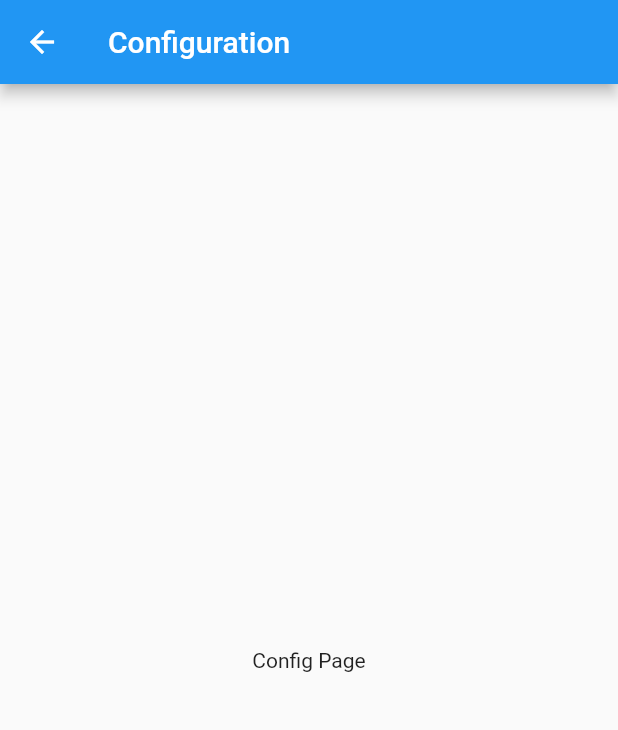
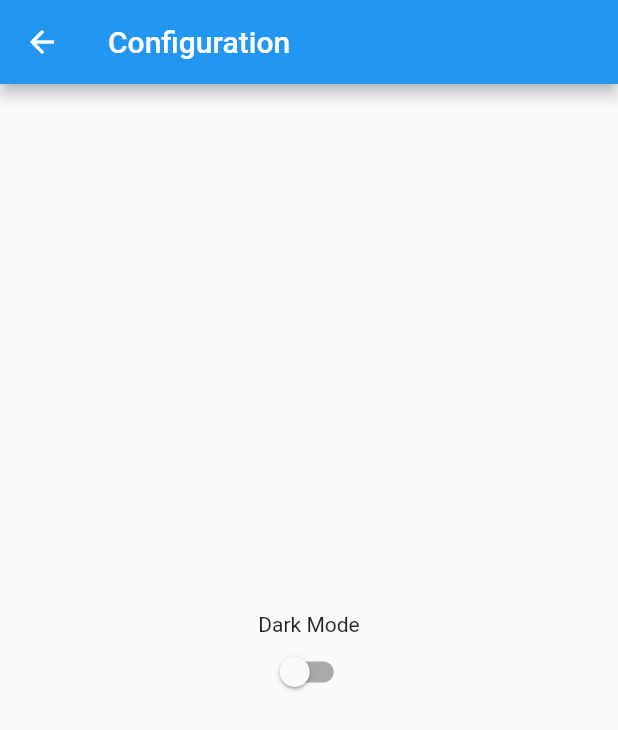
Before and after one commit to ra83205/simple-flutter-calculator, a Flutter app: the ConfigPage screen opened by its route, on a phone screen of 412 x 824 dp. Shown: the top 730 px of the screen. Run offline on Flutter 3.47's test engine with Material 2 defaults, Android fonts, the phone set to English and light mode, and no system bars; our stand-ins replace bloc, flutter_bloc.

Commit message:
Implemented dark theme for the application and added a toggle to the config page to switch between light and dark themes.

```diff
--- a/lib/config_page.dart
+++ b/lib/config_page.dart
@@ -1,7 +1,14 @@
 import 'package:flutter/material.dart';
 
 class ConfigPage extends StatelessWidget {
-  const ConfigPage({Key? key}) : super(key: key);
+  final bool isDarkMode;
+  final VoidCallback toggleTheme;
+
+  const ConfigPage({
+    Key? key,
+    required this.isDarkMode,
+    required this.toggleTheme,
+  }) : super(key: key);
 
   @override
   Widget build(BuildContext context) {
@@ -9,8 +16,19 @@ class ConfigPage extends StatelessWidget {
       appBar: AppBar(
         title: const Text('Configuration'),
       ),
-      body: const Center(
-        child: Text('Config Page'),
+      body: Center(
+        child: Column(
+          mainAxisAlignment: MainAxisAlignment.center,
+          children: [
+            const Text('Dark Mode'),
+            Switch(
+              value: isDarkMode,
+              onChanged: (value) {
+                toggleTheme();
+              },
+            ),
+          ],
+        ),
       ),
     );
   }
--- a/lib/main.dart
+++ b/lib/main.dart
@@ -8,23 +8,37 @@ void main() {
   runApp(const MyApp());
 }
 
-class MyApp extends StatelessWidget {
+class MyApp extends StatefulWidget {
   const MyApp({super.key});
+
+  @override
+  State<MyApp> createState() => _MyAppState();
+}
+
+class _MyAppState extends State<MyApp> {
+  bool _isDarkMode = false;
+
+  void toggleTheme() {
+    setState(() {
+      _isDarkMode = !_isDarkMode;
+    });
+  }
 
   @override
   Widget build(BuildContext context) {
     return MaterialApp(
       title: 'Flutter Calculator',
-      theme: ThemeData(
-        primarySwatch: Colors.blue,
-      ),
+      theme: _isDarkMode ? ThemeData.dark() : ThemeData.light(),
       initialRoute: '/',
       routes: {
         '/': (context) => BlocProvider(
               create: (context) => CalculatorBloc(),
-              child: const CalculatorPage(),
+              child: CalculatorPage(isDarkMode: _isDarkMode),
             ),
-        '/config': (context) => const ConfigPage(),
+        '/config': (context) => ConfigPage(
+              isDarkMode: _isDarkMode,
+              toggleTheme: toggleTheme,
+            ),
       },
     );
   }
```
Also changed, not shown: lib/calculator_page.dart (+11 -3 lines).
